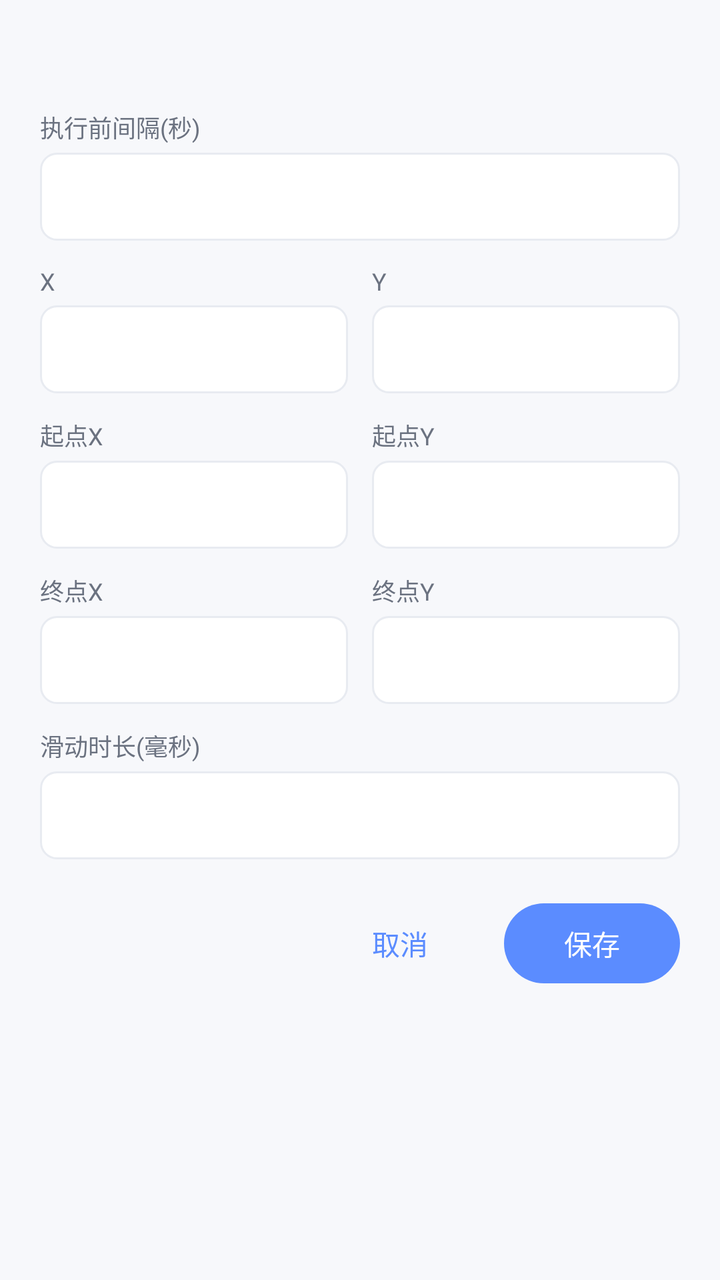
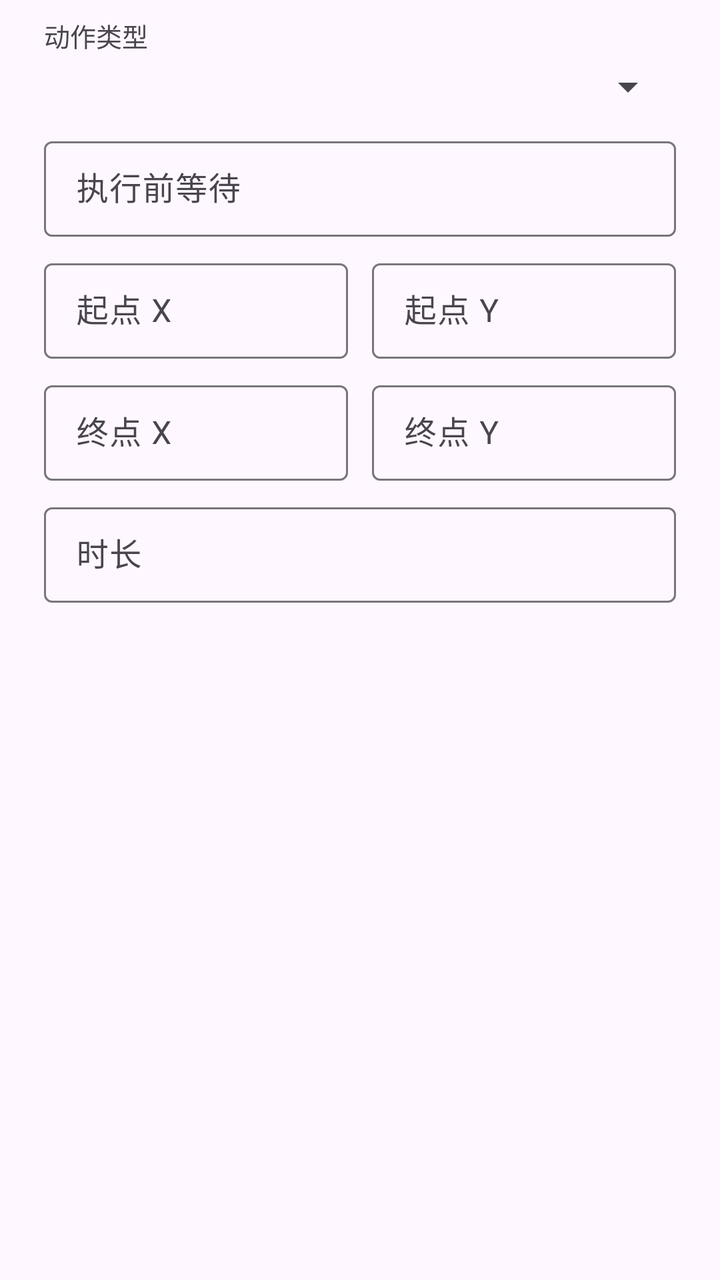

The first picture is an Android layout as it rendered before a commit; the second is the same layout after the commit. The layout source and the unified diff follow.
<!-- AndroidManifest.xml: application theme Theme.MacroClicker -->
<!-- res/layout/dialog_edit_event.xml -->
<?xml version="1.0" encoding="utf-8"?>
<ScrollView xmlns:android="http://schemas.android.com/apk/res/android"
    android:layout_width="match_parent"
    android:layout_height="wrap_content"
    android:scrollbars="none">

    <LinearLayout
        android:layout_width="match_parent"
        android:layout_height="wrap_content"
        android:orientation="vertical"
        android:paddingStart="20dp"
        android:paddingEnd="20dp"
        android:paddingTop="18dp"
        android:paddingBottom="8dp">

        <TextView
            android:id="@+id/tvTitle"
            android:layout_width="wrap_content"
            android:layout_height="wrap_content"
            android:textColor="?attr/colorOnSurface"
            android:textSize="17sp"
            android:textStyle="bold" />

        
        <TextView
            android:layout_width="wrap_content"
            android:layout_height="wrap_content"
            android:layout_marginTop="14dp"
            android:text="@string/field_delay"
            android:textColor="?attr/colorOnSurfaceVariant"
            android:textSize="12sp" />

        <EditText
            android:id="@+id/etDelay"
            android:layout_width="match_parent"
            android:layout_height="44dp"
            android:layout_marginTop="4dp"
            android:background="@drawable/bg_input"
            android:inputType="numberDecimal"
            android:paddingHorizontal="10dp"
            android:textSize="14sp" />

        
        <LinearLayout
            android:id="@+id/boxTap"
            android:layout_width="match_parent"
            android:layout_height="wrap_content"
            android:orientation="horizontal">

            <LinearLayout
                android:layout_width="0dp"
                android:layout_height="wrap_content"
                android:layout_marginEnd="6dp"
                android:layout_weight="1"
                android:orientation="vertical">

                <TextView
                    android:layout_width="wrap_content"
                    android:layout_height="wrap_content"
                    android:layout_marginTop="12dp"
                    android:text="@string/field_x"
                    android:textColor="?attr/colorOnSurfaceVariant"
                    android:textSize="12sp" />

                <EditText
                    android:id="@+id/etX"
                    android:layout_width="match_parent"
                    android:layout_height="44dp"
                    android:layout_marginTop="4dp"
                    android:background="@drawable/bg_input"
                    android:inputType="number"
                    android:paddingHorizontal="10dp"
                    android:textSize="14sp" />
            </LinearLayout>

            <LinearLayout
                android:layout_width="0dp"
                android:layout_height="wrap_content"
                android:layout_marginStart="6dp"
                android:layout_weight="1"
                android:orientation="vertical">

                <TextView
                    android:layout_width="wrap_content"
                    android:layout_height="wrap_content"
                    android:layout_marginTop="12dp"
                    android:text="@string/field_y"
                    android:textColor="?attr/colorOnSurfaceVariant"
                    android:textSize="12sp" />

                <EditText
                    android:id="@+id/etY"
                    android:layout_width="match_parent"
                    android:layout_height="44dp"
                    android:layout_marginTop="4dp"
                    android:background="@drawable/bg_input"
                    android:inputType="number"
                    android:paddingHorizontal="10dp"
                    android:textSize="14sp" />
            </LinearLayout>
        </LinearLayout>

        
        <LinearLayout
            android:id="@+id/boxSwipe"
            android:layout_width="match_parent"
            android:layout_height="wrap_content"
            android:orientation="vertical">

            <LinearLayout
                android:layout_width="match_parent"
                android:layout_height="wrap_content"
                android:orientation="horizontal">

                <LinearLayout
                    android:layout_width="0dp"
                    android:layout_height="wrap_content"
                    android:layout_marginEnd="6dp"
                    android:layout_weight="1"
                    android:orientation="vertical">

                    <TextView
                        android:layout_width="wrap_content"
                        android:layout_height="wrap_content"
                        android:layout_marginTop="12dp"
                        android:text="@string/field_x1"
                        android:textColor="?attr/colorOnSurfaceVariant"
                        android:textSize="12sp" />

                    <EditText
                        android:id="@+id/etX1"
                        android:layout_width="match_parent"
                        android:layout_height="44dp"
                        android:layout_marginTop="4dp"
                        android:background="@drawable/bg_input"
                        android:inputType="number"
                        android:paddingHorizontal="10dp"
                        android:textSize="14sp" />
                </LinearLayout>

                <LinearLayout
                    android:layout_width="0dp"
                    android:layout_height="wrap_content"
                    android:layout_marginStart="6dp"
                    android:layout_weight="1"
                    android:orientation="vertical">

                    <TextView
                        android:layout_width="wrap_content"
                        android:layout_height="wrap_content"
                        android:layout_marginTop="12dp"
                        android:text="@string/field_y1"
                        android:textColor="?attr/colorOnSurfaceVariant"
                        android:textSize="12sp" />

                    <EditText
                        android:id="@+id/etY1"
                        android:layout_width="match_parent"
                        android:layout_height="44dp"
                        android:layout_marginTop="4dp"
                        android:background="@drawable/bg_input"
                        android:inputType="number"
                        android:paddingHorizontal="10dp"
                        android:textSize="14sp" />
                </LinearLayout>
            </LinearLayout>

            <LinearLayout
                android:layout_width="match_parent"
                android:layout_height="wrap_content"
                android:orientation="horizontal">

                <LinearLayout
                    android:layout_width="0dp"
                    android:layout_height="wrap_content"
                    android:layout_marginEnd="6dp"
                    android:layout_weight="1"
                    android:orientation="vertical">

                    <TextView
                        android:layout_width="wrap_content"
                        android:layout_height="wrap_content"
                        android:layout_marginTop="12dp"
                        android:text="@string/field_x2"
                        android:textColor="?attr/colorOnSurfaceVariant"
                        android:textSize="12sp" />

                    <EditText
                        android:id="@+id/etX2"
                        android:layout_width="match_parent"
                        android:layout_height="44dp"
                        android:layout_marginTop="4dp"
                        android:background="@drawable/bg_input"
                        android:inputType="number"
                        android:paddingHorizontal="10dp"
                        android:textSize="14sp" />
                </LinearLayout>

                <LinearLayout
                    android:layout_width="0dp"
                    android:layout_height="wrap_content"
                    android:layout_marginStart="6dp"
                    android:layout_weight="1"
                    android:orientation="vertical">

                    <TextView
                        android:layout_width="wrap_content"
                        android:layout_height="wrap_content"
                        android:layout_marginTop="12dp"
                        android:text="@string/field_y2"
                        android:textColor="?attr/colorOnSurfaceVariant"
                        android:textSize="12sp" />

                    <EditText
                        android:id="@+id/etY2"
                        android:layout_width="match_parent"
                        android:layout_height="44dp"
                        android:layout_marginTop="4dp"
                        android:background="@drawable/bg_input"
                        android:inputType="number"
                        android:paddingHorizontal="10dp"
                        android:textSize="14sp" />
                </LinearLayout>
            </LinearLayout>

            <TextView
                android:layout_width="wrap_content"
                android:layout_height="wrap_content"
                android:layout_marginTop="12dp"
                android:text="@string/field_duration"
                android:textColor="?attr/colorOnSurfaceVariant"
                android:textSize="12sp" />

            <EditText
                android:id="@+id/etDuration"
                android:layout_width="match_parent"
                android:layout_height="44dp"
                android:layout_marginTop="4dp"
                android:background="@drawable/bg_input"
                android:inputType="number"
                android:paddingHorizontal="10dp"
                android:textSize="14sp" />
        </LinearLayout>

        
        <LinearLayout
            android:layout_width="match_parent"
            android:layout_height="wrap_content"
            android:layout_marginTop="18dp"
            android:orientation="horizontal"
            android:gravity="end">

            <com.google.android.material.button.MaterialButton
                android:id="@+id/btnCancel"
                style="@style/Widget.Material3.Button.TextButton"
                android:layout_width="wrap_content"
                android:layout_height="wrap_content"
                android:text="@string/cancel" />

            <com.google.android.material.button.MaterialButton
                android:id="@+id/btnSave"
                android:layout_width="wrap_content"
                android:layout_height="wrap_content"
                android:layout_marginStart="8dp"
                android:text="@string/save" />
        </LinearLayout>
    </LinearLayout>
</ScrollView>
<!-- resources referenced by this layout -->
<resources>
  <!-- drawable bg_input (drawable) -->
  <?xml version="1.0" encoding="utf-8"?>
  <shape xmlns:android="http://schemas.android.com/apk/res/android"
      android:shape="rectangle">
      <solid android:color="?attr/colorSurface" />
      <corners android:radius="8dp" />
      <stroke android:width="1dp" android:color="@color/divider" />
  </shape>
  <string name="cancel">取消</string>
  <string name="field_delay">执行前间隔(秒)</string>
  <string name="field_duration">滑动时长(毫秒)</string>
  <string name="field_x">X</string>
  <string name="field_x1">起点X</string>
  <string name="field_x2">终点X</string>
  <string name="field_y">Y</string>
  <string name="field_y1">起点Y</string>
  <string name="field_y2">终点Y</string>
  <string name="save">保存</string>
  <style name="Theme.MacroClicker" parent="Theme.Material3.DayNight.NoActionBar">
          <item name="colorPrimary">@color/brand_primary</item>
          <item name="colorOnPrimary">#FFFFFF</item>
          <item name="colorPrimaryContainer">@color/primary_container</item>
          <item name="colorOnPrimaryContainer">@color/on_primary_container</item>
          <item name="colorSecondary">@color/brand_primary</item>
          <item name="android:colorBackground">@color/window_bg</item>
          <item name="colorSurface">@color/card_bg</item>
          <item name="colorOnSurface">@color/text_main</item>
          <item name="colorOnSurfaceVariant">@color/text_sub</item>
          <item name="android:statusBarColor">@color/window_bg</item>
          <item name="android:navigationBarColor">@color/window_bg</item>
          <item name="android:windowLightStatusBar">true</item>
      </style>
  <color name="divider">#E8EBF1</color>
  <color name="brand_primary">#5B8CFF</color>
  <color name="primary_container">#DCE4FF</color>
  <color name="on_primary_container">#1B2A5E</color>
  <color name="window_bg">#F7F8FB</color>
  <color name="card_bg">#FFFFFF</color>
  <color name="text_main">#1B1E27</color>
  <color name="text_sub">#6B7280</color>
</resources>

<!-- the commit's change to res/layout/dialog_edit_event.xml (unified diff, before → after) -->
@@ -1,268 +1,130 @@
 <?xml version="1.0" encoding="utf-8"?>
-<ScrollView xmlns:android="http://schemas.android.com/apk/res/android"
+<LinearLayout xmlns:android="http://schemas.android.com/apk/res/android"
+    xmlns:app="http://schemas.android.com/apk/res-auto"
     android:layout_width="match_parent"
     android:layout_height="wrap_content"
-    android:scrollbars="none">
+    android:orientation="vertical"
+    android:paddingStart="22dp"
+    android:paddingEnd="22dp"
+    android:paddingTop="8dp"
+    android:paddingBottom="4dp">
+
+    <TextView
+        android:layout_width="wrap_content"
+        android:layout_height="wrap_content"
+        android:text="@string/event_type"
+        android:textSize="13sp"
+        android:textColor="?attr/colorOnSurfaceVariant" />
+
+    <Spinner
+        android:id="@+id/spType"
+        android:layout_width="match_parent"
+        android:layout_height="wrap_content"
+        android:layout_marginTop="4dp" />
+
+    <com.google.android.material.textfield.TextInputLayout
+        style="@style/Widget.Material3.TextInputLayout.OutlinedBox.Dense"
+        android:layout_width="match_parent"
+        android:layout_height="wrap_content"
+        android:layout_marginTop="10dp"
+        android:hint="@string/event_delay"
+        app:suffixText="秒">
+
+        <com.google.android.material.textfield.TextInputEditText
+            android:id="@+id/etDelay"
+            android:layout_width="match_parent"
+            android:layout_height="wrap_content"
+            android:inputType="numberDecimal" />
+    </com.google.android.material.textfield.TextInputLayout>
 
     <LinearLayout
         android:layout_width="match_parent"
         android:layout_height="wrap_content"
-        android:orientation="vertical"
-        android:paddingStart="20dp"
-        android:paddingEnd="20dp"
-        android:paddingTop="18dp"
-        android:paddingBottom="8dp">
+        android:layout_marginTop="8dp"
+        android:orientation="horizontal">
 
-        <TextView
-            android:id="@+id/tvTitle"
-            android:layout_width="wrap_content"
+        <com.google.android.material.textfield.TextInputLayout
+            style="@style/Widget.Material3.TextInputLayout.OutlinedBox.Dense"
+            android:layout_width="0dp"
             android:layout_height="wrap_content"
-            android:textColor="?attr/colorOnSurface"
-            android:textSize="17sp"
-            android:textStyle="bold" />
+            android:layout_weight="1"
+            android:layout_marginEnd="6dp"
+            android:hint="@string/event_x">
 
-        
-        <TextView
-            android:layout_width="wrap_content"
+            <com.google.android.material.textfield.TextInputEditText
+                android:id="@+id/etX"
+                android:layout_width="match_parent"
+                android:layout_height="wrap_content"
+                android:inputType="numberSigned|numberDecimal" />
+        </com.google.android.material.textfield.TextInputLayout>
+
+        <com.google.android.material.textfield.TextInputLayout
+            style="@style/Widget.Material3.TextInputLayout.OutlinedBox.Dense"
+            android:layout_width="0dp"
             android:layout_height="wrap_content"
-            android:layout_marginTop="14dp"
-            android:text="@string/field_delay"
-            android:textColor="?attr/colorOnSurfaceVariant"
-            android:textSize="12sp" />
+            android:layout_weight="1"
+            android:layout_marginStart="6dp"
+            android:hint="@string/event_y">
 
-        <EditText
-            android:id="@+id/etDelay"
-            android:layout_width="match_parent"
-            android:layout_height="44dp"
-            android:layout_marginTop="4dp"
-            android:background="@drawable/bg_input"
-            android:inputType="numberDecimal"
-            android:paddingHorizontal="10dp"
-            android:textSize="14sp" />
+            <com.google.android.material.textfield.TextInputEditText
+                android:id="@+id/etY"
+                android:layout_width="match_parent"
+                android:layout_height="wrap_content"
+                android:inputType="numberSigned|numberDecimal" />
+        </com.google.android.material.textfield.TextInputLayout>
+    </LinearLayout>
 
-        
-        <LinearLayout
-            android:id="@+id/boxTap"
+    <LinearLayout
+        android:id="@+id/rowEnd"
+        android:layout_width="match_parent"
+        android:layout_height="wrap_content"
+        android:layout_marginTop="8dp"
+        android:orientation="horizontal">
+
+        <com.google.android.material.textfield.TextInputLayout
+            style="@style/Widget.Material3.TextInputLayout.OutlinedBox.Dense"
+            android:layout_width="0dp"
+            android:layout_height="wrap_content"
+            android:layout_weight="1"
+            android:layout_marginEnd="6dp"
+            android:hint="@string/event_x2">
+
+            <com.google.android.material.textfield.TextInputEditText
+                android:id="@+id/etX2"
+                android:layout_width="match_parent"
+                android:layout_height="wrap_content"
+                android:inputType="numberSigned|numberDecimal" />
+        </com.google.android.material.textfield.TextInputLayout>
+
+        <com.google.android.material.textfield.TextInputLayout
+            style="@style/Widget.Material3.TextInputLayout.OutlinedBox.Dense"
+            android:layout_width="0dp"
+            android:layout_height="wrap_content"
+            android:layout_weight="1"
+            android:layout_marginStart="6dp"
+            android:hint="@string/event_y2">
+
+            <com.google.android.material.textfield.TextInputEditText
+                android:id="@+id/etY2"
+                android:layout_width="match_parent"
+                android:layout_height="wrap_content"
+                android:inputType="numberSigned|numberDecimal" />
+        </com.google.android.material.textfield.TextInputLayout>
+    </LinearLayout>
+
+    <com.google.android.material.textfield.TextInputLayout
+        android:id="@+id/tilDuration"
+        style="@style/Widget.Material3.TextInputLayout.OutlinedBox.Dense"
+        android:layout_width="match_parent"
+        android:layout_height="wrap_content"
+        android:layout_marginTop="8dp"
+        android:hint="@string/event_duration"
+        app:suffixText="ms">
+
+        <com.google.android.material.textfield.TextInputEditText
+            android:id="@+id/etDuration"
             android:layout_width="match_parent"
             android:layout_height="wrap_content"
-            android:orientation="horizontal">
-
-            <LinearLayout
-                android:layout_width="0dp"
-                android:layout_height="wrap_content"
-                android:layout_marginEnd="6dp"
-                android:layout_weight="1"
-                android:orientation="vertical">
-
-                <TextView
-                    android:layout_width="wrap_content"
-                    android:layout_height="wrap_content"
-                    android:layout_marginTop="12dp"
-                    android:text="@string/field_x"
-                    android:textColor="?attr/colorOnSurfaceVariant"
-                    android:textSize="12sp" />
-
-                <EditText
-                    android:id="@+id/etX"
-                    android:layout_width="match_parent"
-                    android:layout_height="44dp"
-                    android:layout_marginTop="4dp"
-                    android:background="@drawable/bg_input"
-                    android:inputType="number"
-                    android:paddingHorizontal="10dp"
-                    android:textSize="14sp" />
-            </LinearLayout>
-
-            <LinearLayout
-                android:layout_width="0dp"
-                android:layout_height="wrap_content"
-                android:layout_marginStart="6dp"
-                android:layout_weight="1"
-                android:orientation="vertical">
-
-                <TextView
-                    android:layout_width="wrap_content"
-                    android:layout_height="wrap_content"
-                    android:layout_marginTop="12dp"
-                    android:text="@string/field_y"
-                    android:textColor="?attr/colorOnSurfaceVariant"
-                    android:textSize="12sp" />
-
-                <EditText
-                    android:id="@+id/etY"
-                    android:layout_width="match_parent"
-                    android:layout_height="44dp"
-                    android:layout_marginTop="4dp"
-                    android:background="@drawable/bg_input"
-                    android:inputType="number"
-                    android:paddingHorizontal="10dp"
-                    android:textSize="14sp" />
-            </LinearLayout>
-        </LinearLayout>
-
-        
-        <LinearLayout
-            android:id="@+id/boxSwipe"
-            android:layout_width="match_parent"
-            android:layout_height="wrap_content"
-            android:orientation="vertical">
-
-            <LinearLayout
-                android:layout_width="match_parent"
-                android:layout_height="wrap_content"
-                android:orientation="horizontal">
-
-                <LinearLayout
-                    android:layout_width="0dp"
-                    android:layout_height="wrap_content"
-                    android:layout_marginEnd="6dp"
-                    android:layout_weight="1"
-                    android:orientation="vertical">
-
-                    <TextView
-                        android:layout_width="wrap_content"
-                        android:layout_height="wrap_content"
-                        android:layout_marginTop="12dp"
-                        android:text="@string/field_x1"
-                        android:textColor="?attr/colorOnSurfaceVariant"
-                        android:textSize="12sp" />
-
-                    <EditText
-                        android:id="@+id/etX1"
-                        android:layout_width="match_parent"
-                        android:layout_height="44dp"
-                        android:layout_marginTop="4dp"
-                        android:background="@drawable/bg_input"
-                        android:inputType="number"
-                        android:paddingHorizontal="10dp"
-                        android:textSize="14sp" />
-                </LinearLayout>
-
-                <LinearLayout
-                    android:layout_width="0dp"
-                    android:layout_height="wrap_content"
-                    android:layout_marginStart="6dp"
-                    android:layout_weight="1"
-                    android:orientation="vertical">
-
-                    <TextView
-                        android:layout_width="wrap_content"
-                        android:layout_height="wrap_content"
-                        android:layout_marginTop="12dp"
-                        android:text="@string/field_y1"
-                        android:textColor="?attr/colorOnSurfaceVariant"
-                        android:textSize="12sp" />
-
-                    <EditText
-                        android:id="@+id/etY1"
-                        android:layout_width="match_parent"
-                        android:layout_height="44dp"
-                        android:layout_marginTop="4dp"
-                        android:background="@drawable/bg_input"
-                        android:inputType="number"
-                        android:paddingHorizontal="10dp"
-                        android:textSize="14sp" />
-                </LinearLayout>
-            </LinearLayout>
-
-            <LinearLayout
-                android:layout_width="match_parent"
-                android:layout_height="wrap_content"
-                android:orientation="horizontal">
-
-                <LinearLayout
-                    android:layout_width="0dp"
-                    android:layout_height="wrap_content"
-                    android:layout_marginEnd="6dp"
-                    android:layout_weight="1"
-                    android:orientation="vertical">
-
-                    <TextView
-                        android:layout_width="wrap_content"
-                        android:layout_height="wrap_content"
-                        android:layout_marginTop="12dp"
-                        android:text="@string/field_x2"
-                        android:textColor="?attr/colorOnSurfaceVariant"
-                        android:textSize="12sp" />
-
-                    <EditText
-                        android:id="@+id/etX2"
-                        android:layout_width="match_parent"
-                        android:layout_height="44dp"
-                        android:layout_marginTop="4dp"
-                        android:background="@drawable/bg_input"
-                        android:inputType="number"
-                        android:paddingHorizontal="10dp"
-                        android:textSize="14sp" />
-                </LinearLayout>
-
-                <LinearLayout
-                    android:layout_width="0dp"
-                    android:layout_height="wrap_content"
-                    android:layout_marginStart="6dp"
-                    android:layout_weight="1"
-                    android:orientation="vertical">
-
-                    <TextView
-                        android:layout_width="wrap_content"
-                        android:layout_height="wrap_content"
-                        android:layout_marginTop="12dp"
-                        android:text="@string/field_y2"
-                        android:textColor="?attr/colorOnSurfaceVariant"
-                        android:textSize="12sp" />
-
-                    <EditText
-                        android:id="@+id/etY2"
-                        android:layout_width="match_parent"
-                        android:layout_height="44dp"
-                        android:layout_marginTop="4dp"
-                        android:background="@drawable/bg_input"
-                        android:inputType="number"
-                        android:paddingHorizontal="10dp"
-                        android:textSize="14sp" />
-                </LinearLayout>
-            </LinearLayout>
-
-            <TextView
-                android:layout_width="wrap_content"
-                android:layout_height="wrap_content"
-                android:layout_marginTop="12dp"
-                android:text="@string/field_duration"
-                android:textColor="?attr/colorOnSurfaceVariant"
-                android:textSize="12sp" />
-
-            <EditText
-                android:id="@+id/etDuration"
-                android:layout_width="match_parent"
-                android:layout_height="44dp"
-                android:layout_marginTop="4dp"
-                android:background="@drawable/bg_input"
-                android:inputType="number"
-                android:paddingHorizontal="10dp"
-                android:textSize="14sp" />
-        </LinearLayout>
-
-        
-        <LinearLayout
-            android:layout_width="match_parent"
-            android:layout_height="wrap_content"
-            android:layout_marginTop="18dp"
-            android:orientation="horizontal"
-            android:gravity="end">
-
-            <com.google.android.material.button.MaterialButton
-                android:id="@+id/btnCancel"
-                style="@style/Widget.Material3.Button.TextButton"
-                android:layout_width="wrap_content"
-                android:layout_height="wrap_content"
-                android:text="@string/cancel" />
-
-            <com.google.android.material.button.MaterialButton
-                android:id="@+id/btnSave"
-                android:layout_width="wrap_content"
-                android:layout_height="wrap_content"
-                android:layout_marginStart="8dp"
-                android:text="@string/save" />
-        </LinearLayout>
-    </LinearLayout>
-</ScrollView>
+            android:inputType="number" />
+    </com.google.android.material.textfield.TextInputLayout>
+</LinearLayout>
<!-- resource entries referenced after the edit -->
@@ -1,44 +1,21 @@
 <!-- resources referenced by this layout -->
 <resources>
-  <!-- drawable bg_input (drawable) -->
-  <?xml version="1.0" encoding="utf-8"?>
-  <shape xmlns:android="http://schemas.android.com/apk/res/android"
-      android:shape="rectangle">
-      <solid android:color="?attr/colorSurface" />
-      <corners android:radius="8dp" />
-      <stroke android:width="1dp" android:color="@color/divider" />
-  </shape>
-  <string name="cancel">取消</string>
-  <string name="field_delay">执行前间隔(秒)</string>
-  <string name="field_duration">滑动时长(毫秒)</string>
-  <string name="field_x">X</string>
-  <string name="field_x1">起点X</string>
-  <string name="field_x2">终点X</string>
-  <string name="field_y">Y</string>
-  <string name="field_y1">起点Y</string>
-  <string name="field_y2">终点Y</string>
-  <string name="save">保存</string>
+  <string name="event_delay">执行前等待</string>
+  <string name="event_duration">时长</string>
+  <string name="event_type">动作类型</string>
+  <string name="event_x">起点 X</string>
+  <string name="event_x2">终点 X</string>
+  <string name="event_y">起点 Y</string>
+  <string name="event_y2">终点 Y</string>
   <style name="Theme.MacroClicker" parent="Theme.Material3.DayNight.NoActionBar">
-          <item name="colorPrimary">@color/brand_primary</item>
-          <item name="colorOnPrimary">#FFFFFF</item>
-          <item name="colorPrimaryContainer">@color/primary_container</item>
-          <item name="colorOnPrimaryContainer">@color/on_primary_container</item>
-          <item name="colorSecondary">@color/brand_primary</item>
-          <item name="android:colorBackground">@color/window_bg</item>
-          <item name="colorSurface">@color/card_bg</item>
-          <item name="colorOnSurface">@color/text_main</item>
-          <item name="colorOnSurfaceVariant">@color/text_sub</item>
-          <item name="android:statusBarColor">@color/window_bg</item>
-          <item name="android:navigationBarColor">@color/window_bg</item>
-          <item name="android:windowLightStatusBar">true</item>
+          <item name="colorPrimary">@color/brand</item>
+          <item name="colorOnPrimary">@color/white</item>
+          <item name="colorPrimaryContainer">@color/brand_container</item>
+          <item name="colorOnPrimaryContainer">@color/brand_on_container</item>
       </style>
-  <color name="divider">#E8EBF1</color>
-  <color name="brand_primary">#5B8CFF</color>
-  <color name="primary_container">#DCE4FF</color>
-  <color name="on_primary_container">#1B2A5E</color>
-  <color name="window_bg">#F7F8FB</color>
-  <color name="card_bg">#FFFFFF</color>
-  <color name="text_main">#1B1E27</color>
-  <color name="text_sub">#6B7280</color>
+  <color name="brand">#4F6BFF</color>
+  <color name="white">#FFFFFF</color>
+  <color name="brand_container">#DDE4FF</color>
+  <color name="brand_on_container">#10204A</color>
 </resources>
 
